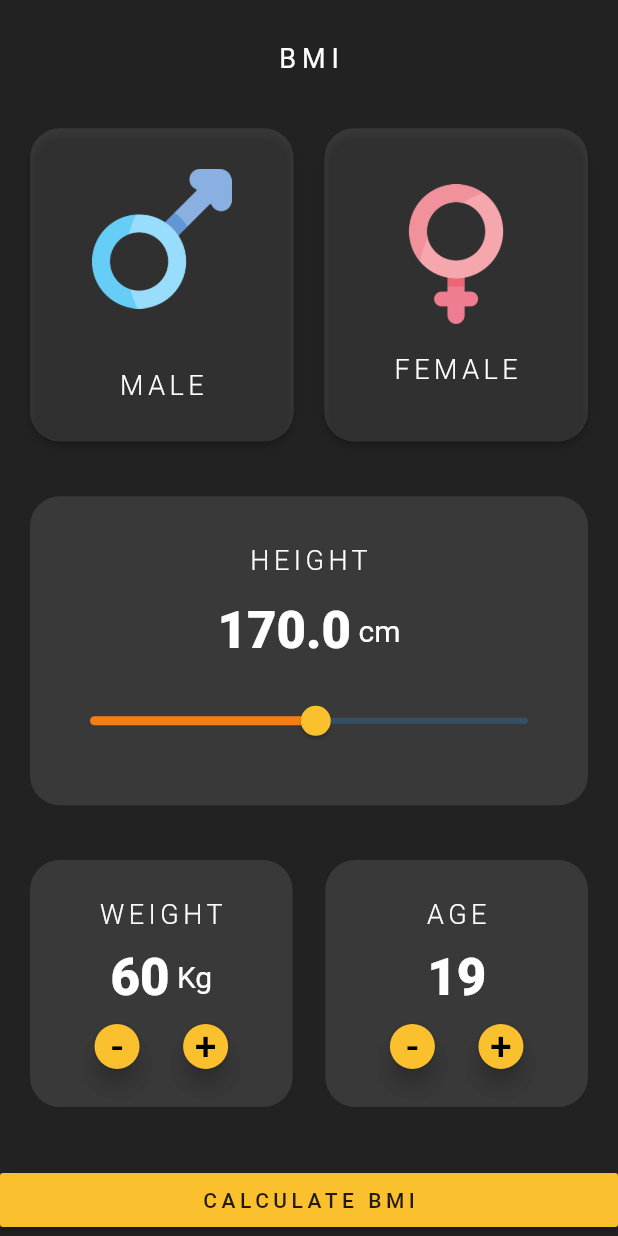
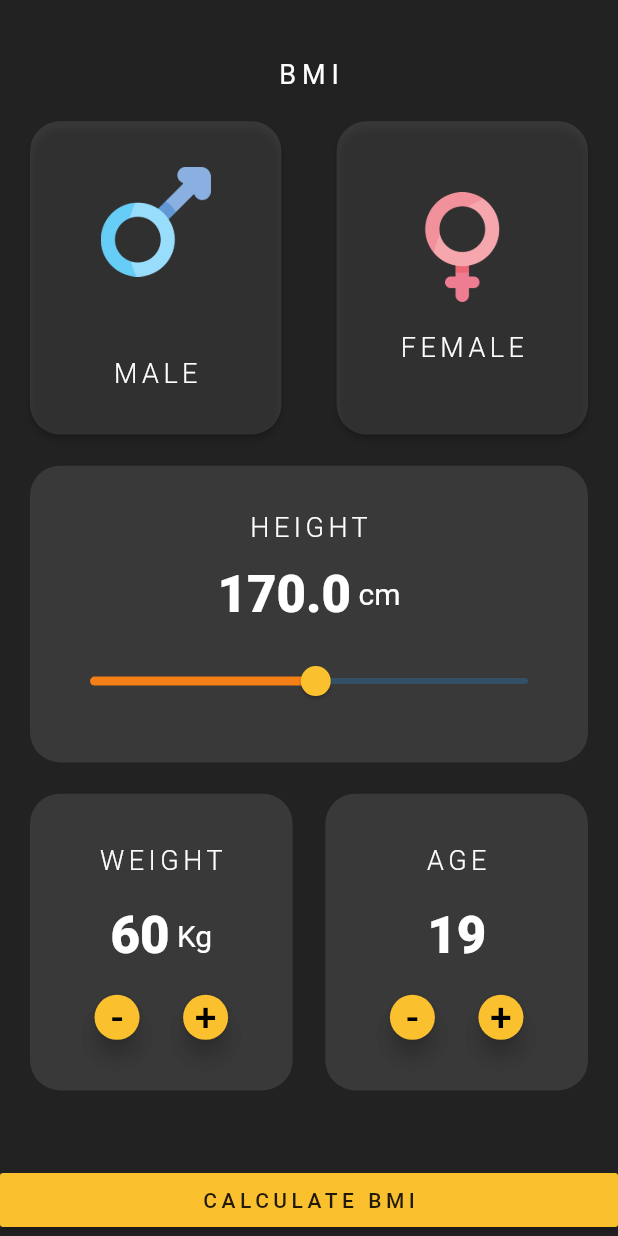
Before and after one commit to NikhilCodes/BMI-Calculator, a Flutter app: the screen it shows after launch, on a phone screen of 412 x 824 dp. Run offline on Flutter 3.47's test engine with Material 2 defaults, Android fonts, the light colour scheme and no system bars.

Commit message:
Visual Correction

```diff
--- a/lib/main.dart
+++ b/lib/main.dart
@@ -1,6 +1,7 @@
 import 'dart:math';
 
 import 'package:flutter/material.dart';
+import 'package:flutter/services.dart';
 
 import 'text_styles.dart';
 
@@ -36,26 +37,27 @@
   var age = 19;
 
   // Constants
-  double widthScale1 = 0.32;
-  double heightScale1 = 0.2;
+  double widthScale1 = 0.3;
+  double heightScale1 = 0.20;
 
-  double heightScale2 = 0.25;
+  double heightScale2 = 0.24;
 
   double widthScale3 = 0.425;
-  double heightScale3 = 0.2;
+  double heightScale3 = 0.24;
 
   @override
   Widget build(BuildContext context) {
+
     return Scaffold(
       backgroundColor: Colors.black87,
       body: Column(
         mainAxisAlignment: MainAxisAlignment.spaceBetween,
         children: <Widget>[
           Container(
-            padding: EdgeInsets.all(20),
-            height: MediaQuery.of(context).size.height * 0.92,
+            padding: EdgeInsets.fromLTRB(20, 10, 20, 2),
+            height: MediaQuery.of(context).size.height * 0.91,
             child: Column(
-              mainAxisAlignment: MainAxisAlignment.spaceBetween,
+              mainAxisAlignment: MainAxisAlignment.spaceEvenly,
               children: <Widget>[
                 Container(
                   padding: EdgeInsets.fromLTRB(0, 8, 0, 0),
@@ -74,12 +76,13 @@
                       ),
                       child: Container(
                         width: MediaQuery.of(context).size.width * widthScale1,
-                        height: MediaQuery.of(context).size.height * heightScale1,
+                        height:
+                            MediaQuery.of(context).size.height * heightScale1,
                         child: Column(
                           children: <Widget>[
                             Image.asset(
                               "images/man.png",
-                              scale: 5.5,
+                              scale: 7,
                             ),
                             Container(
                               height: 20,
@@ -105,12 +108,13 @@
                       ),
                       child: Container(
                         width: MediaQuery.of(context).size.width * widthScale1,
-                        height: MediaQuery.of(context).size.height * heightScale1,
+                        height:
+                            MediaQuery.of(context).size.height * heightScale1,
                         child: Column(
                           children: <Widget>[
                             Image.asset(
                               "images/woman.png",
-                              scale: 5.5,
+                              scale: 7,
                             ),
                             Container(
                               height: 20,
@@ -357,10 +361,11 @@
                 Navigator.push(
                   context,
                   MaterialPageRoute(
-                      builder: (context) => ResultPage(
-                            bmi: bmiValue,
-                            status: status,
-                          )),
+                    builder: (context) => ResultPage(
+                      bmi: bmiValue,
+                      status: status,
+                    ),
+                  ),
                 );
               },
             ),
@@ -417,8 +422,14 @@
               Container(
                 child: Column(
                   children: <Widget>[
-                    Text("Normal BMI range:", style: noteTextStyle1,),
-                    Text("18.5 - 25 kg/m²", style: noteTextStyle2,),
+                    Text(
+                      "Normal BMI range:",
+                      style: noteTextStyle1,
+                    ),
+                    Text(
+                      "18.5 - 25 kg/m²",
+                      style: noteTextStyle2,
+                    ),
                   ],
                 ),
               )
```
Also changed, not shown: pubspec.lock.
